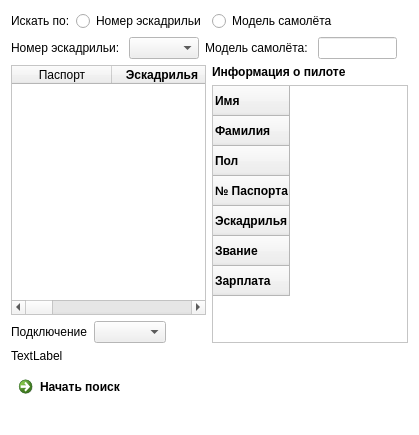
Before: the Qt Designer form mainwindow.ui in Domerk/AeroClient, drawn with Qt 5.
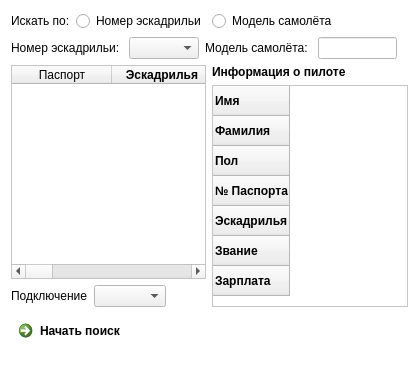
After: the same form once the commit is applied.

Commit message: Поиск по модели самолёта, вывод информации в таблицу

```diff
--- a/mainwindow.ui
+++ b/mainwindow.ui
@@ -7,7 +7,7 @@
     <x>0</x>
     <y>0</y>
     <width>419</width>
-    <height>435</height>
+    <height>379</height>
    </rect>
   </property>
   <property name="palette">
@@ -463,13 +463,6 @@
       </item>
      </layout>
     </item>
-    <item>
-     <widget class="QLabel" name="label_6">
-      <property name="text">
-       <string>TextLabel</string>
-      </property>
-     </widget>
-    </item>
     <item>
      <layout class="QHBoxLayout" name="horizontalLayout_3">
       <property name="leftMargin">
```
The commit also changes 1 other file.
